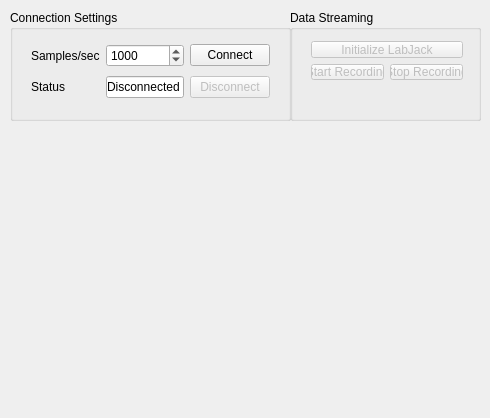
adegirmenci/HBL-ICEbot, file LabJackWidget/labjackwidget.ui: the form before one commit.
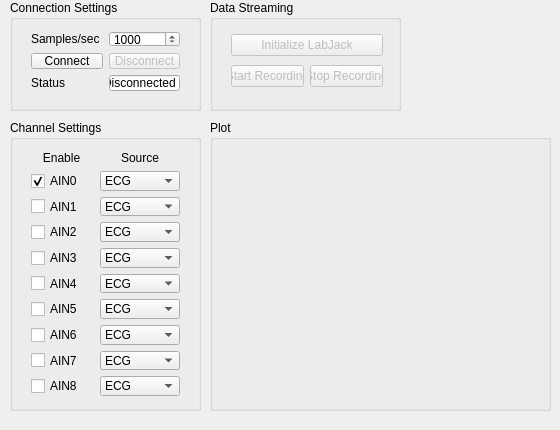
The form after the commit. Custom widgets are drawn as their Qt base class.

What changed in the file:
```diff
--- a/LabJackWidget/labjackwidget.ui
+++ b/LabJackWidget/labjackwidget.ui
@@ -6,18 +6,18 @@
    <rect>
     <x>0</x>
     <y>0</y>
-    <width>490</width>
-    <height>418</height>
+    <width>560</width>
+    <height>430</height>
    </rect>
   </property>
   <property name="windowTitle">
    <string>LabJackWidget</string>
   </property>
-  <widget class="QGroupBox" name="groupBox">
+  <widget class="QGroupBox" name="dataStreamingGroupBox">
    <property name="geometry">
     <rect>
-     <x>290</x>
-     <y>10</y>
+     <x>210</x>
+     <y>0</y>
      <width>191</width>
      <height>111</height>
     </rect>
@@ -31,7 +31,7 @@
       <x>10</x>
       <y>20</y>
       <width>174</width>
-      <height>61</height>
+      <height>81</height>
      </rect>
     </property>
     <layout class="QVBoxLayout" name="verticalLayout">
@@ -76,8 +76,8 @@
    <property name="geometry">
     <rect>
      <x>10</x>
-     <y>10</y>
-     <width>281</width>
+     <y>0</y>
+     <width>191</width>
      <height>111</height>
     </rect>
    </property>
@@ -89,11 +89,28 @@
      <rect>
       <x>10</x>
       <y>20</y>
-      <width>261</width>
+      <width>171</width>
       <height>82</height>
      </rect>
     </property>
     <layout class="QGridLayout" name="gridLayout">
+     <item row="2" column="1">
+      <widget class="QLineEdit" name="statusLineEdit">
+       <property name="enabled">
+        <bool>true</bool>
+       </property>
+       <property name="text">
+        <string>Disconnected</string>
+       </property>
+      </widget>
+     </item>
+     <item row="2" column="0">
+      <widget class="QLabel" name="statusLabel">
+       <property name="text">
+        <string>Status</string>
+       </property>
+      </widget>
+     </item>
      <item row="0" column="1">
       <widget class="QSpinBox" name="samplesPsecSpinBox">
        <property name="maximumSize">
@@ -116,40 +133,6 @@
        </property>
       </widget>
      </item>
-     <item row="1" column="0">
-      <widget class="QLabel" name="statusLabel">
-       <property name="text">
-        <string>Status</string>
-       </property>
-      </widget>
-     </item>
-     <item row="1" column="1">
-      <widget class="QLineEdit" name="statusLineEdit">
-       <property name="enabled">
-        <bool>true</bool>
-       </property>
-       <property name="text">
-        <string>Disconnected</string>
-       </property>
-      </widget>
-     </item>
-     <item row="1" column="2">
-      <widget class="QPushButton" name="disconnectButton">
-       <property name="enabled">
-        <bool>false</bool>
-       </property>
-       <property name="text">
-        <string>Disconnect</string>
-       </property>
-      </widget>
-     </item>
-     <item row="0" column="2">
-      <widget class="QPushButton" name="connectButton">
-       <property name="text">
-        <string>Connect</string>
-       </property>
-      </widget>
-     </item>
      <item row="0" column="0">
       <widget class="QLabel" name="samplesPsecLabel">
        <property name="text">
@@ -157,18 +140,423 @@
        </property>
       </widget>
      </item>
+     <item row="1" column="0">
+      <widget class="QPushButton" name="connectButton">
+       <property name="text">
+        <string>Connect</string>
+       </property>
+      </widget>
+     </item>
+     <item row="1" column="1">
+      <widget class="QPushButton" name="disconnectButton">
+       <property name="enabled">
+        <bool>false</bool>
+       </property>
+       <property name="text">
+        <string>Disconnect</string>
+       </property>
+      </widget>
+     </item>
     </layout>
    </widget>
   </widget>
-  <widget class="QCustomPlot" name="plotWidget" native="true">
+  <widget class="QGroupBox" name="channelSettingsGroupBox">
    <property name="geometry">
     <rect>
-     <x>80</x>
-     <y>140</y>
+     <x>10</x>
+     <y>120</y>
+     <width>191</width>
+     <height>291</height>
+    </rect>
+   </property>
+   <property name="title">
+    <string>Channel Settings</string>
+   </property>
+   <widget class="QWidget" name="gridLayoutWidget_2">
+    <property name="geometry">
+     <rect>
+      <x>10</x>
+      <y>20</y>
+      <width>171</width>
+      <height>267</height>
+     </rect>
+    </property>
+    <layout class="QGridLayout" name="gridLayout_2">
+     <property name="horizontalSpacing">
+      <number>8</number>
+     </property>
+     <item row="2" column="0">
+      <widget class="QCheckBox" name="enableAIN1checkBox">
+       <property name="text">
+        <string>AIN1</string>
+       </property>
+      </widget>
+     </item>
+     <item row="3" column="0">
+      <widget class="QCheckBox" name="enableAIN2checkBox">
+       <property name="text">
+        <string>AIN2</string>
+       </property>
+      </widget>
+     </item>
+     <item row="1" column="0">
+      <widget class="QCheckBox" name="enableAIN0checkBox">
+       <property name="text">
+        <string>AIN0</string>
+       </property>
+       <property name="checked">
+        <bool>true</bool>
+       </property>
+      </widget>
+     </item>
+     <item row="5" column="0">
+      <widget class="QCheckBox" name="enableAIN4checkBox">
+       <property name="text">
+        <string>AIN4</string>
+       </property>
+      </widget>
+     </item>
+     <item row="4" column="0">
+      <widget class="QCheckBox" name="enableAIN3checkBox">
+       <property name="text">
+        <string>AIN3</string>
+       </property>
+      </widget>
+     </item>
+     <item row="0" column="0">
+      <widget class="QLabel" name="enableAINLabel">
+       <property name="text">
+        <string>Enable</string>
+       </property>
+       <property name="alignment">
+        <set>Qt::AlignCenter</set>
+       </property>
+      </widget>
+     </item>
+     <item row="0" column="1">
+      <widget class="QLabel" name="AINSourceLabel">
+       <property name="text">
+        <string>Source</string>
+       </property>
+       <property name="alignment">
+        <set>Qt::AlignCenter</set>
+       </property>
+      </widget>
+     </item>
+     <item row="6" column="0">
+      <widget class="QCheckBox" name="enableAIN5checkBox">
+       <property name="text">
+        <string>AIN5</string>
+       </property>
+      </widget>
+     </item>
+     <item row="7" column="0">
+      <widget class="QCheckBox" name="enableAIN6checkBox">
+       <property name="text">
+        <string>AIN6</string>
+       </property>
+      </widget>
+     </item>
+     <item row="8" column="0">
+      <widget class="QCheckBox" name="enableAIN7checkBox">
+       <property name="text">
+        <string>AIN7</string>
+       </property>
+      </widget>
+     </item>
+     <item row="9" column="0">
+      <widget class="QCheckBox" name="enableAIN8checkBox">
+       <property name="text">
+        <string>AIN8</string>
+       </property>
+      </widget>
+     </item>
+     <item row="1" column="1">
+      <widget class="QComboBox" name="AIN0comboBox">
+       <item>
+        <property name="text">
+         <string>ECG</string>
+        </property>
+       </item>
+       <item>
+        <property name="text">
+         <string>YawPot</string>
+        </property>
+       </item>
+       <item>
+        <property name="text">
+         <string>PitchPot</string>
+        </property>
+       </item>
+       <item>
+        <property name="text">
+         <string>RollPot</string>
+        </property>
+       </item>
+       <item>
+        <property name="text">
+         <string>TransPot</string>
+        </property>
+       </item>
+      </widget>
+     </item>
+     <item row="2" column="1">
+      <widget class="QComboBox" name="AIN1comboBox">
+       <item>
+        <property name="text">
+         <string>ECG</string>
+        </property>
+       </item>
+       <item>
+        <property name="text">
+         <string>YawPot</string>
+        </property>
+       </item>
+       <item>
+        <property name="text">
+         <string>PitchPot</string>
+        </property>
+       </item>
+       <item>
+        <property name="text">
+         <string>RollPot</string>
+        </property>
+       </item>
+       <item>
+        <property name="text">
+         <string>TransPot</string>
+        </property>
+       </item>
+      </widget>
+     </item>
+     <item row="3" column="1">
+      <widget class="QComboBox" name="AIN2comboBox">
+       <item>
+        <property name="text">
+         <string>ECG</string>
+        </property>
+       </item>
+       <item>
+        <property name="text">
+         <string>YawPot</string>
+        </property>
+       </item>
+       <item>
+        <property name="text">
+         <string>PitchPot</string>
+        </property>
+       </item>
+       <item>
+        <property name="text">
+         <string>RollPot</string>
+        </property>
+       </item>
+       <item>
+        <property name="text">
+         <string>TransPot</string>
+        </property>
+       </item>
+      </widget>
+     </item>
+     <item row="4" column="1">
+      <widget class="QComboBox" name="AIN3comboBox">
+       <item>
+        <property name="text">
+         <string>ECG</string>
+        </property>
+       </item>
+       <item>
+        <property name="text">
+         <string>YawPot</string>
+        </property>
+       </item>
+       <item>
+        <property name="text">
+         <string>PitchPot</string>
+        </property>
+       </item>
+       <item>
+        <property name="text">
+         <string>RollPot</string>
+        </property>
+       </item>
+       <item>
+        <property name="text">
+         <string>TransPot</string>
+        </property>
+       </item>
+      </widget>
+     </item>
+     <item row="5" column="1">
+      <widget class="QComboBox" name="AIN4comboBox">
+       <item>
+        <property name="text">
+         <string>ECG</string>
+        </property>
+       </item>
+       <item>
+        <property name="text">
+         <string>YawPot</string>
+        </property>
+       </item>
+       <item>
+        <property name="text">
+         <string>PitchPot</string>
+        </property>
+       </item>
+       <item>
+        <property name="text">
+         <string>RollPot</string>
+        </property>
+       </item>
+       <item>
+        <property name="text">
+         <string>TransPot</string>
+        </property>
+       </item>
+      </widget>
+     </item>
+     <item row="6" column="1">
+      <widget class="QComboBox" name="AIN5comboBox">
+       <item>
+        <property name="text">
+         <string>ECG</string>
+        </property>
+       </item>
+       <item>
+        <property name="text">
+         <string>YawPot</string>
+        </property>
+       </item>
+       <item>
+        <property name="text">
+         <string>PitchPot</string>
+        </property>
+       </item>
+       <item>
+        <property name="text">
+         <string>RollPot</string>
+        </property>
+       </item>
+       <item>
+        <property name="text">
+         <string>TransPot</string>
+        </property>
+       </item>
+      </widget>
+     </item>
+     <item row="7" column="1">
+      <widget class="QComboBox" name="AIN6comboBox">
+       <item>
+        <property name="text">
+         <string>ECG</string>
+        </property>
+       </item>
+       <item>
+        <property name="text">
+         <string>YawPot</string>
+        </property>
+       </item>
+       <item>
+        <property name="text">
+         <string>PitchPot</string>
+        </property>
+       </item>
+       <item>
+        <property name="text">
+         <string>RollPot</string>
+        </property>
+       </item>
+       <item>
+        <property name="text">
+         <string>TransPot</string>
+        </property>
+       </item>
+      </widget>
+     </item>
+     <item row="8" column="1">
+      <widget class="QComboBox" name="AIN7comboBox">
+       <item>
+        <property name="text">
+         <string>ECG</string>
+        </property>
+       </item>
+       <item>
+        <property name="text">
+         <string>YawPot</string>
+        </property>
+       </item>
+       <item>
+        <property name="text">
+         <string>PitchPot</string>
+        </property>
+       </item>
+       <item>
+        <property name="text">
+         <string>RollPot</string>
+        </property>
+       </item>
+       <item>
+        <property name="text">
+         <string>TransPot</string>
+        </property>
+       </item>
+      </widget>
+     </item>
+     <item row="9" column="1">
+      <widget class="QComboBox" name="AIN8comboBox">
+       <item>
+        <property name="text">
+         <string>ECG</string>
+        </property>
+       </item>
+       <item>
+        <property name="text">
+         <string>YawPot</string>
+        </property>
+       </item>
+       <item>
+        <property name="text">
+         <string>PitchPot</string>
+        </property>
+       </item>
+       <item>
+        <property name="text">
+         <string>RollPot</string>
+        </property>
+       </item>
+       <item>
+        <property name="text">
+         <string>TransPot</string>
+        </property>
+       </item>
+      </widget>
+     </item>
+    </layout>
+   </widget>
+  </widget>
+  <widget class="QGroupBox" name="groupBox">
+   <property name="geometry">
+    <rect>
+     <x>210</x>
+     <y>120</y>
      <width>341</width>
-     <height>241</height>
+     <height>291</height>
     </rect>
    </property>
+   <property name="title">
+    <string>Plot</string>
+   </property>
+   <widget class="QCustomPlot" name="plotWidget" native="true">
+    <property name="geometry">
+     <rect>
+      <x>10</x>
+      <y>30</y>
+      <width>321</width>
+      <height>251</height>
+     </rect>
+    </property>
+   </widget>
   </widget>
  </widget>
  <layoutdefault spacing="6" margin="11"/>
```
